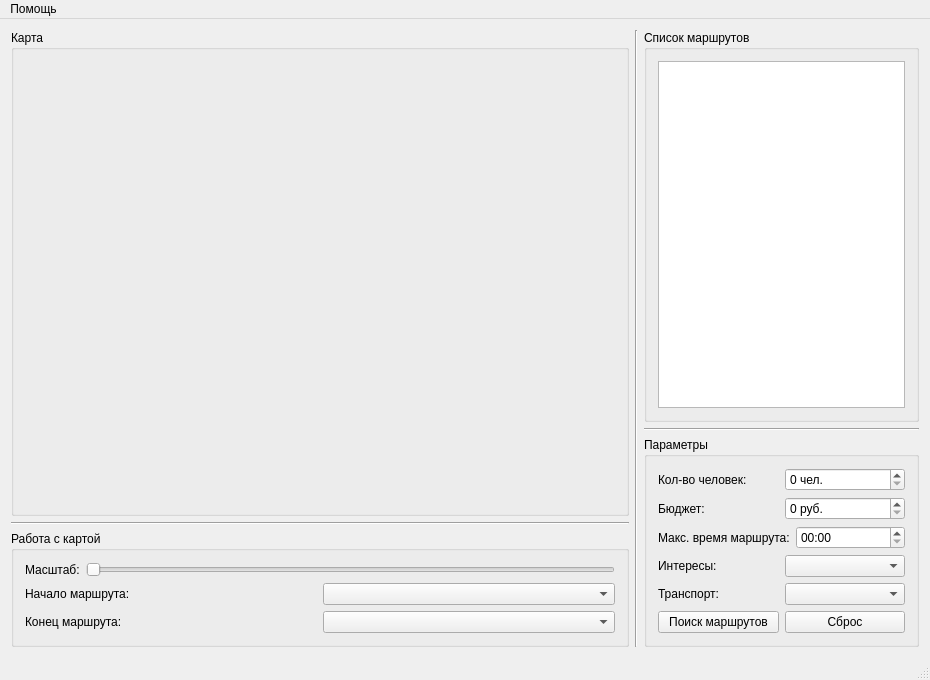
Before: the Qt Designer form mainwindow.ui in LepilkinaElena/EasyRouting, drawn with Qt 5.
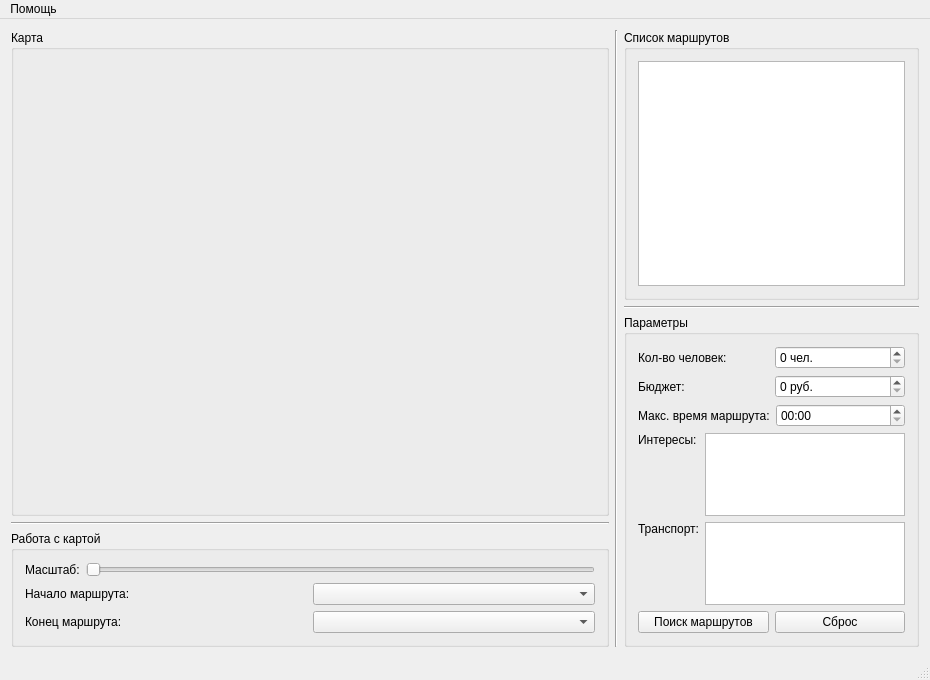
After: the same form once the commit is applied. Custom widgets are drawn as their Qt base class.

Patch:
```diff
--- a/mainwindow.ui
+++ b/mainwindow.ui
@@ -161,12 +161,25 @@
      <layout class="QVBoxLayout" name="verticalLayout_2">
       <item>
        <widget class="QGroupBox" name="routesGroup">
+        <property name="minimumSize">
+         <size>
+          <width>0</width>
+          <height>270</height>
+         </size>
+        </property>
         <property name="title">
          <string>Список маршрутов</string>
         </property>
         <layout class="QHBoxLayout" name="horizontalLayout_9">
          <item>
-          <widget class="QListView" name="routesListView"/>
+          <widget class="QListView" name="routesListView">
+           <property name="minimumSize">
+            <size>
+             <width>0</width>
+             <height>0</height>
+            </size>
+           </property>
+          </widget>
          </item>
         </layout>
        </widget>
@@ -183,7 +196,7 @@
         <property name="maximumSize">
          <size>
           <width>16777215</width>
-          <height>260</height>
+          <height>16777215</height>
          </size>
         </property>
         <property name="title">
@@ -254,10 +267,26 @@
              <property name="text">
               <string>Интересы:</string>
              </property>
+             <property name="alignment">
+              <set>Qt::AlignLeading|Qt::AlignLeft|Qt::AlignTop</set>
+             </property>
             </widget>
            </item>
            <item>
-            <widget class="QComboBox" name="interests"/>
+            <widget class="QListView" name="interestsListView">
+             <property name="minimumSize">
+              <size>
+               <width>200</width>
+               <height>0</height>
+              </size>
+             </property>
+             <property name="maximumSize">
+              <size>
+               <width>200</width>
+               <height>16777215</height>
+              </size>
+             </property>
+            </widget>
            </item>
           </layout>
          </item>
@@ -268,10 +297,26 @@
              <property name="text">
               <string>Транспорт:</string>
              </property>
+             <property name="alignment">
+              <set>Qt::AlignLeading|Qt::AlignLeft|Qt::AlignTop</set>
+             </property>
             </widget>
            </item>
            <item>
-            <widget class="QComboBox" name="transport"/>
+            <widget class="QListView" name="transportListView">
+             <property name="minimumSize">
+              <size>
+               <width>200</width>
+               <height>0</height>
+              </size>
+             </property>
+             <property name="maximumSize">
+              <size>
+               <width>200</width>
+               <height>16777215</height>
+              </size>
+             </property>
+            </widget>
            </item>
           </layout>
          </item>
```
